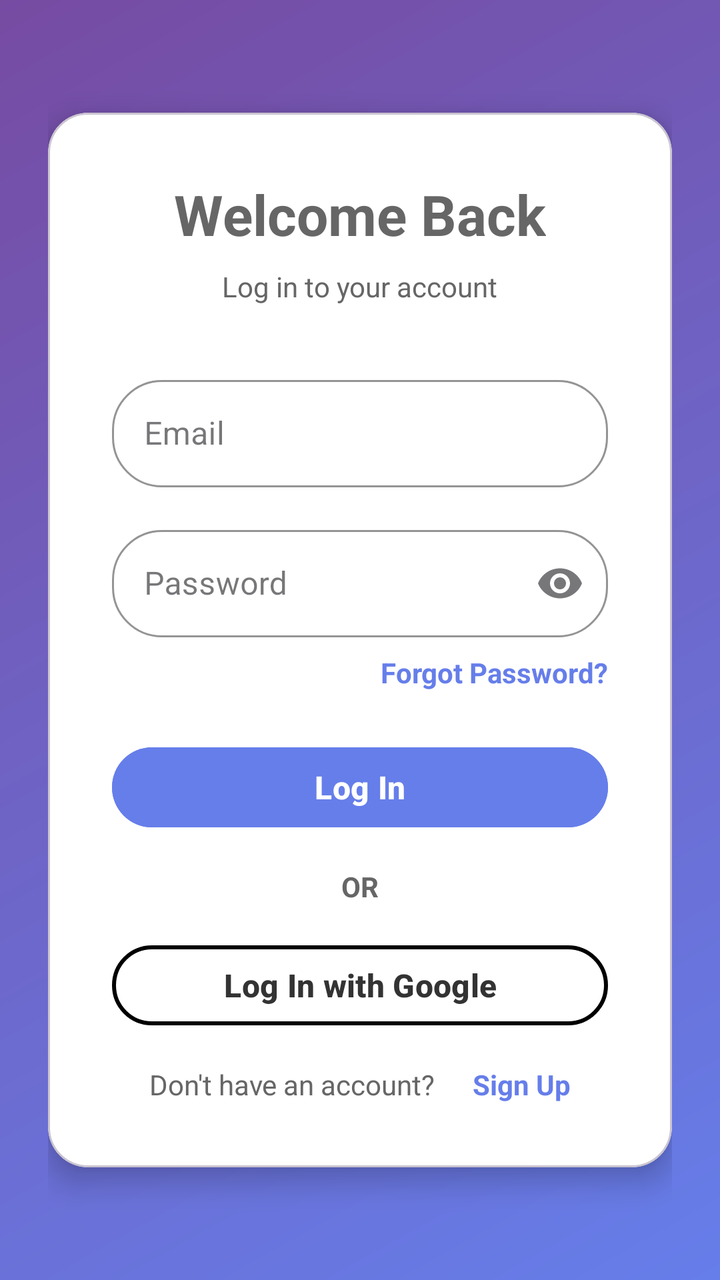
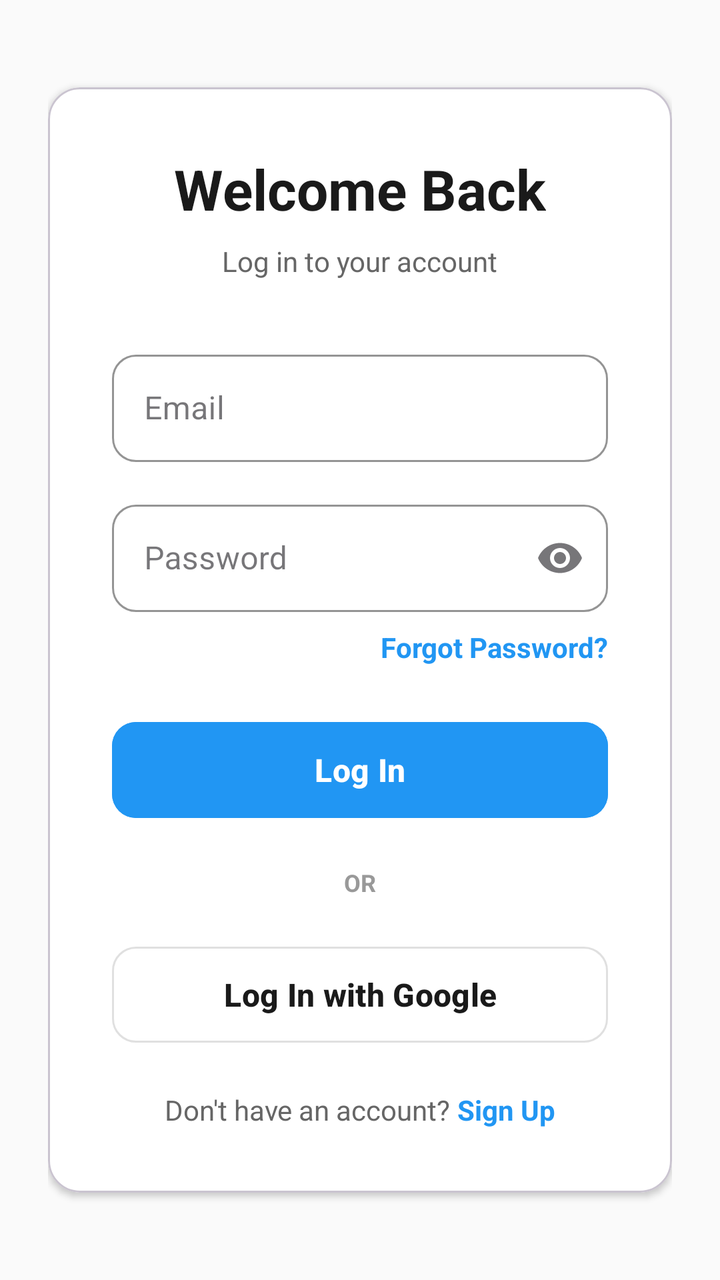

The first picture is an Android layout as it rendered before a commit; the second is the same layout after the commit. The layout source and the unified diff follow.
<!-- AndroidManifest.xml: application theme Theme.MainProj -->
<!-- res/layout/activity_login.xml -->
<androidx.constraintlayout.widget.ConstraintLayout
    xmlns:android="http://schemas.android.com/apk/res/android"
    xmlns:app="http://schemas.android.com/apk/res-auto"
    android:id="@+id/main"
    android:layout_width="match_parent"
    android:layout_height="match_parent"
    android:background="@drawable/gradient_background"
    android:padding="24dp">

    <com.google.android.material.card.MaterialCardView
        android:id="@+id/cardView"
        android:layout_width="0dp"
        android:layout_height="wrap_content"
        android:backgroundTint="?attr/buttonGoogleBg"
        app:cardCornerRadius="20dp"
        app:cardElevation="8dp"
        app:layout_constraintTop_toTopOf="parent"
        app:layout_constraintBottom_toBottomOf="parent"
        app:layout_constraintStart_toStartOf="parent"
        app:layout_constraintEnd_toEndOf="parent">

        <androidx.constraintlayout.widget.ConstraintLayout
            android:layout_width="match_parent"
            android:layout_height="wrap_content"
            android:padding="32dp">

            <TextView
                android:id="@+id/tvTitle"
                android:layout_width="wrap_content"
                android:layout_height="wrap_content"
                android:text="Welcome Back"
                android:textColor="?attr/textSecondary"
                android:textSize="28sp"
                android:textStyle="bold"
                app:layout_constraintTop_toTopOf="parent"
                app:layout_constraintStart_toStartOf="parent"
                app:layout_constraintEnd_toEndOf="parent"/>

            <TextView
                android:id="@+id/tvSubtitle"
                android:layout_width="wrap_content"
                android:layout_height="wrap_content"
                android:text="Log in to your account"
                android:textColor="?attr/textSecondary"
                android:textSize="14sp"
                android:layout_marginTop="8dp"
                app:layout_constraintTop_toBottomOf="@id/tvTitle"
                app:layout_constraintStart_toStartOf="parent"
                app:layout_constraintEnd_toEndOf="parent"/>

            <com.google.android.material.textfield.TextInputLayout
                android:id="@+id/tilEmail"
                style="@style/Widget.MaterialComponents.TextInputLayout.OutlinedBox"
                android:layout_width="0dp"
                android:layout_height="wrap_content"
                android:layout_marginTop="32dp"
                android:hint="Email"
                app:boxCornerRadiusTopStart="25dp"
                app:boxCornerRadiusTopEnd="25dp"
                app:boxCornerRadiusBottomStart="25dp"
                app:boxCornerRadiusBottomEnd="25dp"
                app:boxStrokeColor="?attr/inputStrokeColor"
                app:hintTextColor="?attr/inputStrokeColor"
                app:layout_constraintTop_toBottomOf="@id/tvSubtitle"
                app:layout_constraintStart_toStartOf="parent"
                app:layout_constraintEnd_toEndOf="parent">

                <com.google.android.material.textfield.TextInputEditText
                    android:id="@+id/etEmail"
                    android:layout_width="match_parent"
                    android:layout_height="wrap_content"
                    android:inputType="textEmailAddress"
                    android:padding="16dp"
                    android:textSize="16sp"/>
            </com.google.android.material.textfield.TextInputLayout>

            <com.google.android.material.textfield.TextInputLayout
                android:id="@+id/tilPassword"
                style="@style/Widget.MaterialComponents.TextInputLayout.OutlinedBox"
                android:layout_width="0dp"
                android:layout_height="wrap_content"
                android:layout_marginTop="16dp"
                android:hint="Password"
                app:endIconMode="password_toggle"
                app:boxCornerRadiusTopStart="25dp"
                app:boxCornerRadiusTopEnd="25dp"
                app:boxCornerRadiusBottomStart="25dp"
                app:boxCornerRadiusBottomEnd="25dp"
                app:boxStrokeColor="?attr/inputStrokeColor"
                app:hintTextColor="?attr/inputStrokeColor"
                app:layout_constraintTop_toBottomOf="@id/tilEmail"
                app:layout_constraintStart_toStartOf="parent"
                app:layout_constraintEnd_toEndOf="parent">

                <com.google.android.material.textfield.TextInputEditText
                    android:id="@+id/etPassword"
                    android:layout_width="match_parent"
                    android:layout_height="wrap_content"
                    android:inputType="textPassword"
                    android:padding="16dp"
                    android:textSize="16sp"/>
            </com.google.android.material.textfield.TextInputLayout>

            <TextView
                android:id="@+id/tvForgotPassword"
                android:layout_width="wrap_content"
                android:layout_height="wrap_content"
                android:layout_marginTop="8dp"
                android:text="Forgot Password?"
                android:textColor="?attr/inputStrokeColor"
                android:textStyle="bold"
                android:textSize="14sp"
                app:layout_constraintTop_toBottomOf="@id/tilPassword"
                app:layout_constraintEnd_toEndOf="parent"/>

            <com.google.android.material.button.MaterialButton
                android:id="@+id/btnLogin"
                android:layout_width="0dp"
                android:layout_height="wrap_content"
                android:layout_marginTop="24dp"
                android:text="Log In"
                android:backgroundTint="?attr/buttonPrimary"
                android:textColor="?attr/buttonGoogleBg"
                android:textStyle="bold"
                android:textSize="16sp"
                app:cornerRadius="25dp"
                app:layout_constraintTop_toBottomOf="@id/tvForgotPassword"
                app:layout_constraintStart_toStartOf="parent"
                app:layout_constraintEnd_toEndOf="parent"/>

            <TextView
                android:id="@+id/tvOrDivider"
                android:layout_width="wrap_content"
                android:layout_height="wrap_content"
                android:text="OR"
                android:textColor="?attr/textSecondary"
                android:textStyle="bold"
                android:textSize="14sp"
                android:layout_marginTop="16dp"
                app:layout_constraintTop_toBottomOf="@id/btnLogin"
                app:layout_constraintStart_toStartOf="parent"
                app:layout_constraintEnd_toEndOf="parent"/>

            <com.google.android.material.button.MaterialButton
                android:id="@+id/btnGoogleLogin"
                android:layout_width="0dp"
                android:layout_height="wrap_content"
                android:layout_marginTop="16dp"
                android:text="Log In with Google"
                android:backgroundTint="?attr/buttonGoogleBg"
                android:textColor="?attr/buttonGoogleText"
                android:strokeColor="?attr/buttonGoogleStroke"
                app:strokeWidth="2dp"
                android:textStyle="bold"
                android:textSize="16sp"
                app:cornerRadius="25dp"
                app:layout_constraintTop_toBottomOf="@id/tvOrDivider"
                app:layout_constraintStart_toStartOf="parent"
                app:layout_constraintEnd_toEndOf="parent"/>

            <TextView
                android:id="@+id/tvSignUpPrompt"
                android:layout_width="wrap_content"
                android:layout_height="wrap_content"
                android:text="Don't have an account?"
                android:textColor="?attr/textSecondary"
                android:textSize="14sp"
                android:layout_marginTop="16dp"
                app:layout_constraintTop_toBottomOf="@id/btnGoogleLogin"
                app:layout_constraintStart_toStartOf="parent"
                app:layout_constraintEnd_toStartOf="@id/tvSignUp"/>

            <TextView
                android:id="@+id/tvSignUp"
                android:layout_width="wrap_content"
                android:layout_height="wrap_content"
                android:text="Sign Up"
                android:textColor="?attr/inputStrokeColor"
                android:textSize="14sp"
                android:textStyle="bold"
                app:layout_constraintTop_toTopOf="@id/tvSignUpPrompt"
                app:layout_constraintStart_toEndOf="@id/tvSignUpPrompt"
                app:layout_constraintEnd_toEndOf="parent"/>

        </androidx.constraintlayout.widget.ConstraintLayout>
    </com.google.android.material.card.MaterialCardView>
</androidx.constraintlayout.widget.ConstraintLayout>
<!-- resources referenced by this layout -->
<resources>
  <!-- drawable gradient_background (drawable) -->
  <?xml version="1.0" encoding="utf-8"?>
  <shape xmlns:android="http://schemas.android.com/apk/res/android">
      <gradient
          android:angle="135"
          android:startColor="#667eea"
          android:endColor="#764ba2"
          android:type="linear" />
  </shape>
  <style name="Theme.MainProj" parent="Theme.Material3.DayNight.NoActionBar">
              <item name="inputStrokeColor">@color/input_stroke_color_light</item>
              <item name="buttonPrimary">@color/button_primary_light</item>
              <item name="textSecondary">@color/text_secondary_light</item>
  
              <item name="buttonGoogleBg">@color/button_google_bg_light</item>
              <item name="buttonGoogleText">@color/button_google_text_light</item>
              <item name="buttonGoogleStroke">@color/button_google_stroke_light</item>
          </style>
  <color name="input_stroke_color_light">#667eea</color>
  <color name="button_primary_light">#667eea</color>
  <color name="text_secondary_light">#666666</color>
  <color name="button_google_bg_light">#FFFFFF</color>
  <color name="button_google_text_light">#333333</color>
  <color name="button_google_stroke_light">#e0e0e0</color>
</resources>

<!-- the commit's change to res/layout/activity_login.xml (unified diff, before → after) -->
@@ -4,16 +4,16 @@
     android:id="@+id/main"
     android:layout_width="match_parent"
     android:layout_height="match_parent"
-    android:background="@drawable/gradient_background"
+    android:background="#FAFAFA"
     android:padding="24dp">
 
     <com.google.android.material.card.MaterialCardView
         android:id="@+id/cardView"
         android:layout_width="0dp"
         android:layout_height="wrap_content"
-        android:backgroundTint="?attr/buttonGoogleBg"
-        app:cardCornerRadius="20dp"
-        app:cardElevation="8dp"
+        android:backgroundTint="#FFFFFF"
+        app:cardCornerRadius="16dp"
+        app:cardElevation="2dp"
         app:layout_constraintTop_toTopOf="parent"
         app:layout_constraintBottom_toBottomOf="parent"
         app:layout_constraintStart_toStartOf="parent"
@@ -29,7 +29,7 @@
                 android:layout_width="wrap_content"
                 android:layout_height="wrap_content"
                 android:text="Welcome Back"
-                android:textColor="?attr/textSecondary"
+                android:textColor="#1A1A1A"
                 android:textSize="28sp"
                 android:textStyle="bold"
                 app:layout_constraintTop_toTopOf="parent"
@@ -41,7 +41,7 @@
                 android:layout_width="wrap_content"
                 android:layout_height="wrap_content"
                 android:text="Log in to your account"
-                android:textColor="?attr/textSecondary"
+                android:textColor="#666666"
                 android:textSize="14sp"
                 android:layout_marginTop="8dp"
                 app:layout_constraintTop_toBottomOf="@id/tvTitle"
@@ -55,12 +55,12 @@
                 android:layout_height="wrap_content"
                 android:layout_marginTop="32dp"
                 android:hint="Email"
-                app:boxCornerRadiusTopStart="25dp"
-                app:boxCornerRadiusTopEnd="25dp"
-                app:boxCornerRadiusBottomStart="25dp"
-                app:boxCornerRadiusBottomEnd="25dp"
-                app:boxStrokeColor="?attr/inputStrokeColor"
-                app:hintTextColor="?attr/inputStrokeColor"
+                app:boxCornerRadiusTopStart="12dp"
+                app:boxCornerRadiusTopEnd="12dp"
+                app:boxCornerRadiusBottomStart="12dp"
+                app:boxCornerRadiusBottomEnd="12dp"
+                app:boxStrokeColor="#2196F3"
+                app:hintTextColor="#666666"
                 app:layout_constraintTop_toBottomOf="@id/tvSubtitle"
                 app:layout_constraintStart_toStartOf="parent"
                 app:layout_constraintEnd_toEndOf="parent">
@@ -71,6 +71,7 @@
                     android:layout_height="wrap_content"
                     android:inputType="textEmailAddress"
                     android:padding="16dp"
+                    android:textColor="#1A1A1A"
                     android:textSize="16sp"/>
             </com.google.android.material.textfield.TextInputLayout>
 
@@ -82,12 +83,12 @@
                 android:layout_marginTop="16dp"
                 android:hint="Password"
                 app:endIconMode="password_toggle"
-                app:boxCornerRadiusTopStart="25dp"
-                app:boxCornerRadiusTopEnd="25dp"
-                app:boxCornerRadiusBottomStart="25dp"
-                app:boxCornerRadiusBottomEnd="25dp"
-                app:boxStrokeColor="?attr/inputStrokeColor"
-                app:hintTextColor="?attr/inputStrokeColor"
+                app:boxCornerRadiusTopStart="12dp"
+                app:boxCornerRadiusTopEnd="12dp"
+                app:boxCornerRadiusBottomStart="12dp"
+                app:boxCornerRadiusBottomEnd="12dp"
+                app:boxStrokeColor="#2196F3"
+                app:hintTextColor="#666666"
                 app:layout_constraintTop_toBottomOf="@id/tilEmail"
                 app:layout_constraintStart_toStartOf="parent"
                 app:layout_constraintEnd_toEndOf="parent">
@@ -98,6 +99,7 @@
                     android:layout_height="wrap_content"
                     android:inputType="textPassword"
                     android:padding="16dp"
+                    android:textColor="#1A1A1A"
                     android:textSize="16sp"/>
             </com.google.android.material.textfield.TextInputLayout>
 
@@ -107,7 +109,7 @@
                 android:layout_height="wrap_content"
                 android:layout_marginTop="8dp"
                 android:text="Forgot Password?"
-                android:textColor="?attr/inputStrokeColor"
+                android:textColor="#2196F3"
                 android:textStyle="bold"
                 android:textSize="14sp"
                 app:layout_constraintTop_toBottomOf="@id/tilPassword"
@@ -116,14 +118,14 @@
             <com.google.android.material.button.MaterialButton
                 android:id="@+id/btnLogin"
                 android:layout_width="0dp"
-                android:layout_height="wrap_content"
+                android:layout_height="56dp"
                 android:layout_marginTop="24dp"
                 android:text="Log In"
-                android:backgroundTint="?attr/buttonPrimary"
-                android:textColor="?attr/buttonGoogleBg"
+                android:backgroundTint="#2196F3"
+                android:textColor="#FFFFFF"
                 android:textStyle="bold"
                 android:textSize="16sp"
-                app:cornerRadius="25dp"
+                app:cornerRadius="12dp"
                 app:layout_constraintTop_toBottomOf="@id/tvForgotPassword"
                 app:layout_constraintStart_toStartOf="parent"
                 app:layout_constraintEnd_toEndOf="parent"/>
@@ -133,10 +135,10 @@
                 android:layout_width="wrap_content"
                 android:layout_height="wrap_content"
                 android:text="OR"
-                android:textColor="?attr/textSecondary"
+                android:textColor="#999999"
                 android:textStyle="bold"
-                android:textSize="14sp"
-                android:layout_marginTop="16dp"
+                android:textSize="12sp"
+                android:layout_marginTop="20dp"
                 app:layout_constraintTop_toBottomOf="@id/btnLogin"
                 app:layout_constraintStart_toStartOf="parent"
                 app:layout_constraintEnd_toEndOf="parent"/>
@@ -144,16 +146,16 @@
             <com.google.android.material.button.MaterialButton
                 android:id="@+id/btnGoogleLogin"
                 android:layout_width="0dp"
-                android:layout_height="wrap_content"
-                android:layout_marginTop="16dp"
+                android:layout_height="56dp"
+                android:layout_marginTop="20dp"
                 android:text="Log In with Google"
-                android:backgroundTint="?attr/buttonGoogleBg"
-                android:textColor="?attr/buttonGoogleText"
-                android:strokeColor="?attr/buttonGoogleStroke"
-                app:strokeWidth="2dp"
+                android:backgroundTint="#FFFFFF"
+                android:textColor="#1A1A1A"
+                app:strokeColor="#E0E0E0"
+                app:strokeWidth="1dp"
                 android:textStyle="bold"
                 android:textSize="16sp"
-                app:cornerRadius="25dp"
+                app:cornerRadius="12dp"
                 app:layout_constraintTop_toBottomOf="@id/tvOrDivider"
                 app:layout_constraintStart_toStartOf="parent"
                 app:layout_constraintEnd_toEndOf="parent"/>
@@ -162,20 +164,21 @@
                 android:id="@+id/tvSignUpPrompt"
                 android:layout_width="wrap_content"
                 android:layout_height="wrap_content"
-                android:text="Don't have an account?"
-                android:textColor="?attr/textSecondary"
+                android:text="Don't have an account? "
+                android:textColor="#666666"
                 android:textSize="14sp"
-                android:layout_marginTop="16dp"
+                android:layout_marginTop="20dp"
                 app:layout_constraintTop_toBottomOf="@id/btnGoogleLogin"
                 app:layout_constraintStart_toStartOf="parent"
-                app:layout_constraintEnd_toStartOf="@id/tvSignUp"/>
+                app:layout_constraintEnd_toStartOf="@id/tvSignUp"
+                app:layout_constraintHorizontal_chainStyle="packed"/>
 
             <TextView
                 android:id="@+id/tvSignUp"
                 android:layout_width="wrap_content"
                 android:layout_height="wrap_content"
                 android:text="Sign Up"
-                android:textColor="?attr/inputStrokeColor"
+                android:textColor="#2196F3"
                 android:textSize="14sp"
                 android:textStyle="bold"
                 app:layout_constraintTop_toTopOf="@id/tvSignUpPrompt"
<!-- resource entries referenced after the edit -->
@@ -1,14 +1,5 @@
 <!-- resources referenced by this layout -->
 <resources>
-  <!-- drawable gradient_background (drawable) -->
-  <?xml version="1.0" encoding="utf-8"?>
-  <shape xmlns:android="http://schemas.android.com/apk/res/android">
-      <gradient
-          android:angle="135"
-          android:startColor="#667eea"
-          android:endColor="#764ba2"
-          android:type="linear" />
-  </shape>
   <style name="Theme.MainProj" parent="Theme.Material3.DayNight.NoActionBar">
               <item name="inputStrokeColor">@color/input_stroke_color_light</item>
               <item name="buttonPrimary">@color/button_primary_light</item>
